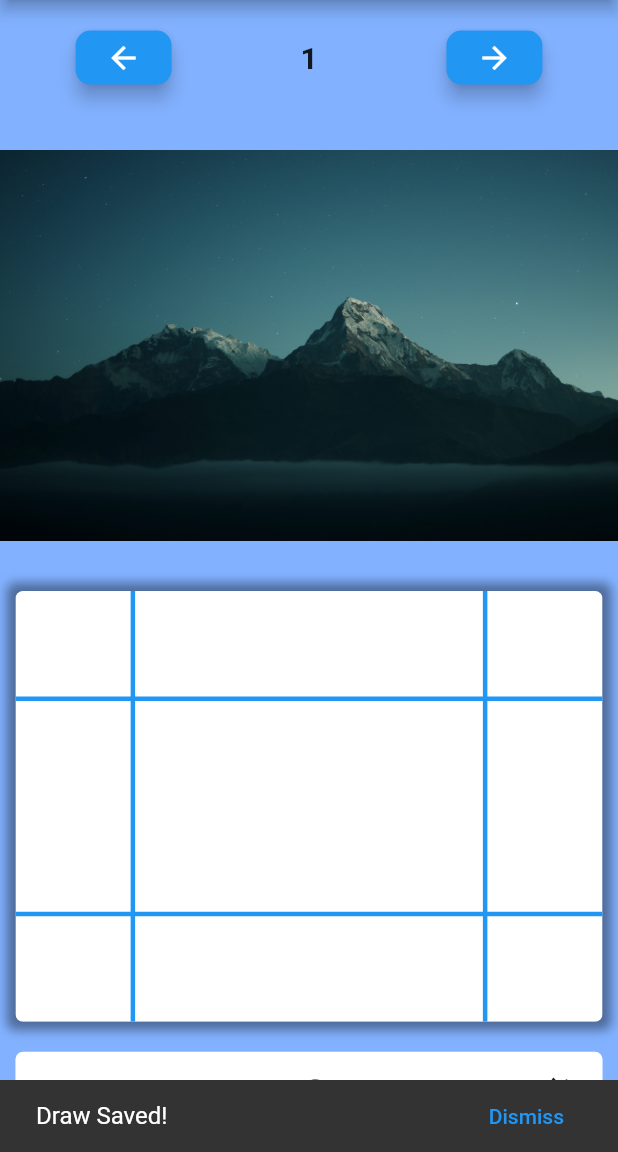
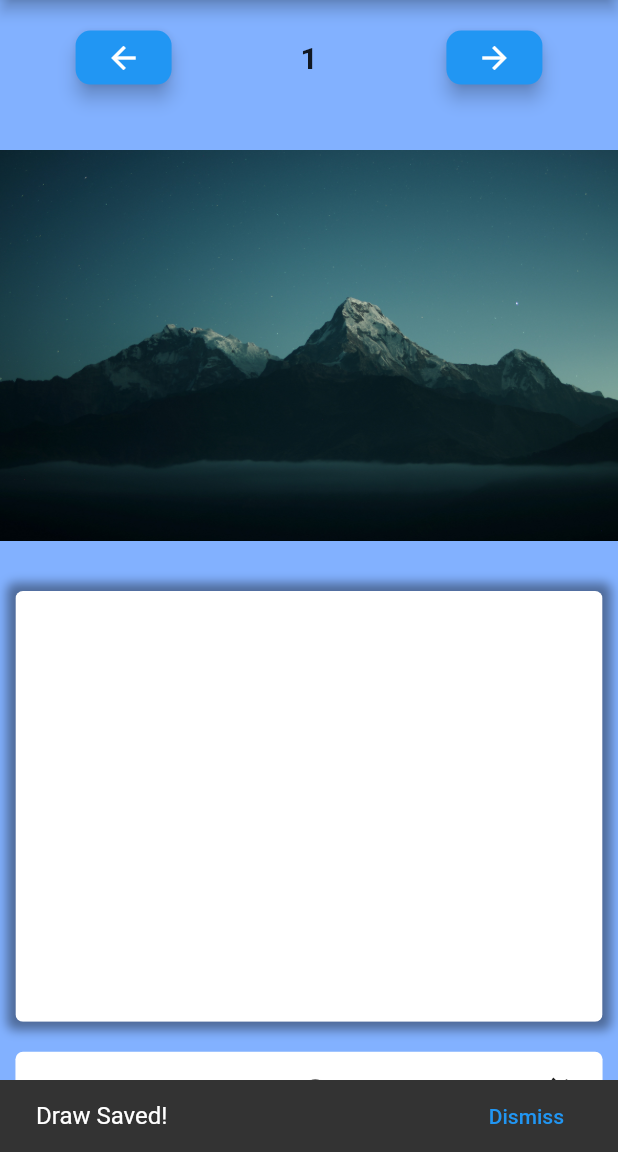
Before and after one commit to NaufalRizqullah/draw_aksara, a Flutter app: the screen it shows after launch, item 2 of the bottom bar chosen, on a phone screen of 412 x 824 dp, the part 84-1236 px from its top. Run offline on Flutter 3.47's test engine with Material 2 defaults, Android fonts, the phone set to English and light mode, and no system bars; drawn by our look-alikes of carousel_slider; our stand-ins replace flutter_colorpicker.

Commit message:
[released-v.0.2._rev.1] set up default rev 0.1

```diff
--- a/lib/page/homepage.dart
+++ b/lib/page/homepage.dart
@@ -1,15 +1,9 @@
-import 'dart:typed_data';
-import 'dart:ui' as ui;
+import 'dart:ui';
 
-import 'package:draw_aksara/helper/crossSquared.dart';
 import 'package:draw_aksara/helper/myCustomPainter.dart';
-import 'package:draw_aksara/page/aboutpage.dart';
 import 'package:flutter/material.dart';
 import 'package:carousel_slider/carousel_slider.dart';
-import 'package:flutter/rendering.dart';
 import 'package:flutter_colorpicker/flutter_colorpicker.dart';
-import 'package:image_gallery_saver/image_gallery_saver.dart';
-import 'package:permission_handler/permission_handler.dart';
 
 class HomePage extends StatefulWidget {
   @override
@@ -44,8 +38,15 @@ class _HomePageState extends State<HomePage> {
 
   late double strokeWidth;
 
-  // global key untuk dapat mengakses Repaint Boundary Widget
-  GlobalKey _globalKey = GlobalKey();
+  // fungsi untuk load dataDraw berdasarkan index
+  void loadDraw(int indexSaved) {
+    points = List.from(savedDraw[indexSaved]);
+  }
+
+  // fungsi untuk save dataDraw berdasarkan index
+  void saveDraw(int indexSaved) {
+    savedDraw[indexSaved] = List.from(points);
+  }
 
   @override
   void initState() {
@@ -61,7 +62,7 @@ class _HomePageState extends State<HomePage> {
     // get size layar
     final double width = MediaQuery.of(context).size.width;
 
-    void selectColor(BuildContext context) {
+    void selectColor() {
       showDialog(
           context: context,
           builder: (BuildContext context) {
@@ -102,12 +103,7 @@ class _HomePageState extends State<HomePage> {
             child: InkResponse(
               child: Icon(Icons.info_outline),
               onTap: () {
-                Navigator.push(
-                  context,
-                  MaterialPageRoute(
-                    builder: (context) => AboutPage(),
-                  ),
-                );
+                debugPrint("Hit info");
               },
             ),
           ),
@@ -133,60 +129,6 @@ class _HomePageState extends State<HomePage> {
       body: Builder(
         builder: (context) => Column(
           children: [
-            buttonController(
-                context: context,
-                buttonCarouselController: buttonCarouselController,
-                currentIndex: currentIndex),
-            imageCarouselSlider(
-                imgAssets: imgAssets,
-                buttonCarouselController: buttonCarouselController,
-                context: context),
-            drawCanvas(
-                points: points,
-                selectedColor: selectedColor,
-                strokeWidth: strokeWidth,
-                width: width),
-            controllerCanvas(
-                points: points,
-                selectColor: selectColor,
-                selectedColor: selectedColor,
-                width: width),
-          ],
-        ),
-      ),
-    );
-  }
-
-  // function snackbar
-  void showActionSnackBar(BuildContext context, String msg) {
-    final snackBar = SnackBar(
-      content: Text(msg.toString(), style: TextStyle(fontSize: 16)),
-      action: SnackBarAction(
-        label: "Dismiss",
-        onPressed: () {},
-      ),
-    );
-
-    ScaffoldMessenger.of(context)
-      ..removeCurrentSnackBar()
-      ..showSnackBar(snackBar);
-  }
-
-  // fungsi untuk load dataDraw berdasarkan index
-  void loadDraw(int indexSaved) {
-    points = List.from(savedDraw[indexSaved]);
-  }
-
-  // fungsi untuk save dataDraw berdasarkan index
-  void saveDraw(int indexSaved) {
-    savedDraw[indexSaved] = List.from(points);
-  }
-
-  // button controller widget
-  Widget buttonController(
-          {required BuildContext context,
-          required CarouselController buttonCarouselController,
-          required int currentIndex}) =>
             Flexible(
               flex: 1,
               fit: FlexFit.tight,
@@ -250,13 +192,7 @@ class _HomePageState extends State<HomePage> {
                   ),
                 ],
               ),
-      );
-
-  // image slider carousel widget
-  Widget imageCarouselSlider(
-          {required List<String> imgAssets,
-          required CarouselController buttonCarouselController,
-          required BuildContext context}) =>
+            ),
             Flexible(
               flex: 4,
               fit: FlexFit.tight,
@@ -290,14 +226,7 @@ class _HomePageState extends State<HomePage> {
                   ),
                 ),
               ),
-      );
-
-  // canvas widget
-  Widget drawCanvas(
-          {required double width,
-          required List<Offset> points,
-          required Color selectedColor,
-          required double strokeWidth}) =>
+            ),
             Flexible(
               flex: 4,
               fit: FlexFit.tight,
@@ -313,8 +242,6 @@ class _HomePageState extends State<HomePage> {
                       ),
                     ]),
                 margin: EdgeInsets.only(top: 10, bottom: 10),
-          child: RepaintBoundary(
-            key: _globalKey,
                 child: GestureDetector(
                   onPanDown: (details) {
                     this.setState(() {
@@ -336,7 +263,6 @@ class _HomePageState extends State<HomePage> {
                   child: ClipRRect(
                     borderRadius: BorderRadius.all(Radius.circular(5.0)),
                     child: CustomPaint(
-                  foregroundPainter: CrossSquared(),
                       painter: MyCustomPainter(
                           points: points,
                           setColor: selectedColor,
@@ -346,14 +272,6 @@ class _HomePageState extends State<HomePage> {
                 ),
               ),
             ),
-      );
-
-  // controller canvas widget
-  Widget controllerCanvas(
-          {required double width,
-          required Color selectedColor,
-          required List<Offset> points,
-          required selectColor}) =>
             Flexible(
               flex: 1,
               fit: FlexFit.tight,
@@ -368,9 +286,7 @@ class _HomePageState extends State<HomePage> {
                   children: [
                     IconButton(
                       icon: Icon(Icons.cloud_download_outlined),
-                onPressed: () {
-                  exportDrawToImage();
-                },
+                      onPressed: () {},
                     ),
                     IconButton(
                       icon: Icon(
@@ -388,7 +304,7 @@ class _HomePageState extends State<HomePage> {
                           Icons.color_lens,
                         ),
                         onPressed: () {
-                    selectColor(context);
+                          selectColor();
                         }),
                     Expanded(
                         child: Slider(
@@ -412,40 +328,25 @@ class _HomePageState extends State<HomePage> {
                   ],
                 ),
               ),
+            ),
+          ],
+        ),
+      ),
+    );
+  }
+}
+
+// function snackbar
+void showActionSnackBar(BuildContext context, String msg) {
+  final snackBar = SnackBar(
+    content: Text(msg.toString(), style: TextStyle(fontSize: 16)),
+    action: SnackBarAction(
+      label: "Dismiss",
+      onPressed: () {},
+    ),
   );
 
-  Future<void> exportDrawToImage() async {
-    final status = await Permission.storage.status;
-    final time = DateTime.now().toIso8601String().replaceAll('.', ':');
-    final name = '${(currentIndex + 1)}_aksaraBima_$time.png';
-
-    // render image to bytes from widget
-    RenderRepaintBoundary boundary =
-        _globalKey.currentContext!.findRenderObject() as RenderRepaintBoundary;
-
-    ui.Image image = await boundary.toImage();
-
-    ByteData? byteData = await image.toByteData(format: ui.ImageByteFormat.png);
-    Uint8List pngBytes = byteData!.buffer.asUint8List();
-
-    // request permission, if not granted
-    if (!status.isGranted) {
-      await Permission.storage.request();
+  ScaffoldMessenger.of(context)
+    ..removeCurrentSnackBar()
+    ..showSnackBar(snackBar);
 }
-
-    final result = await ImageGallerySaver.saveImage(
-      Uint8List.fromList(pngBytes),
-      quality: 100,
-      name: name,
-    );
-
-    // kalo sukese pop notifikasi
-    final isSuccess = result['isSuccess'];
-
-    if (isSuccess) {
-      showActionSnackBar(context, "Image Successfully Saved!");
-    } else {
-      showActionSnackBar(context, "Image Failed to Saved!");
-    }
-  }
-}
```
Also changed, not shown: lib/page/aboutpage.dart (deleted, +0 -35 lines). Lines whose indentation alone changed are shown as unchanged.
